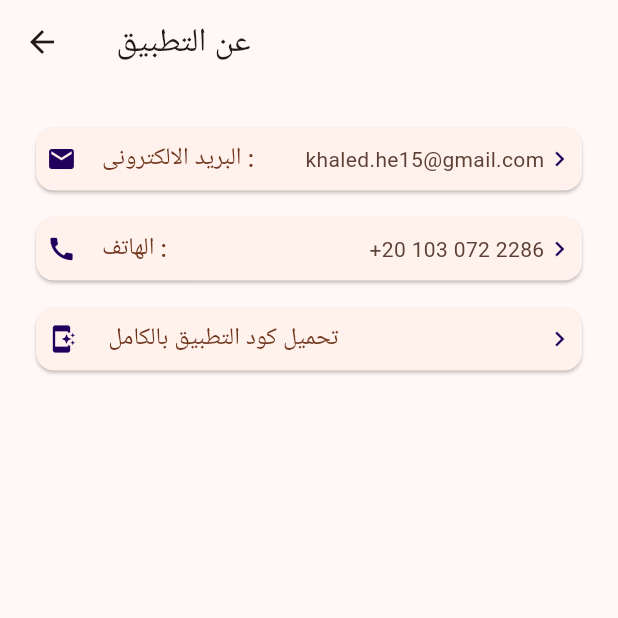
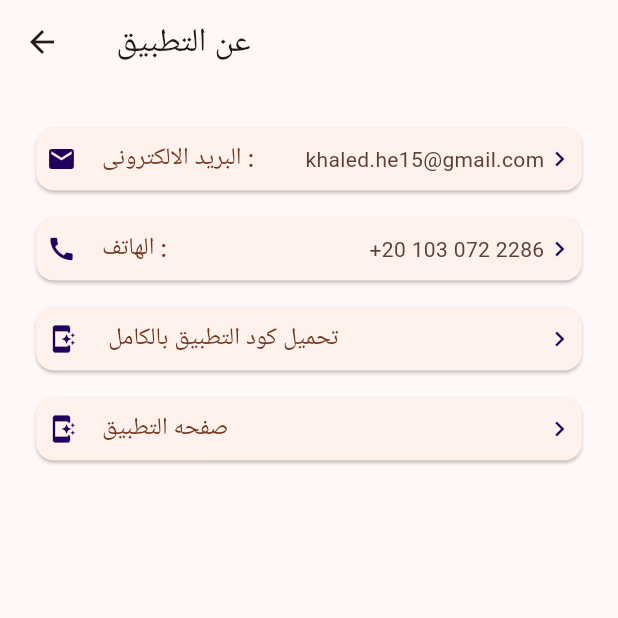
Before and after one commit to khaledeng15/Tasbeeh-Al-Muslim, a Flutter app: the ContactusScreen screen opened directly, on a phone screen of 412 x 824 dp, the top half of it. Run offline on Flutter 3.47's test engine with Material 2 defaults, Android fonts, the light colour scheme and no system bars; our stand-ins replace bloc, flutter_bloc, flutter_easyloading, flutter_local_notifications, flutter_native_timezone, google_fonts and 11 more; missing offline and left inert: audio_session, dart:ffi, html_character_entities, optimize_battery, rect_getter, time_range_picker; accounts and stored records are empty; generated files the repository leaves out were written again; Roboto replaces fonts that are missing (Cairo).

Commit message:
add app page in contact us

```diff
--- a/lib/screens/ContactusScreen/ContactusScreen.dart
+++ b/lib/screens/ContactusScreen/ContactusScreen.dart
@@ -34,6 +34,10 @@
                     Icon(Icons.app_shortcut, size: 20), () {
                   requestUrl(
                       "https://github.com/khaledeng15/Tasbeeh-Al-Muslim");
+                }),
+                rowViewIcon(
+                    "صفحه التطبيق", "", Icon(Icons.app_shortcut, size: 20), () {
+                  requestUrl("https://www.cybeasy.com/Tasbeeh-Al-Muslim");
                 }),
               ])),
         ));
```
